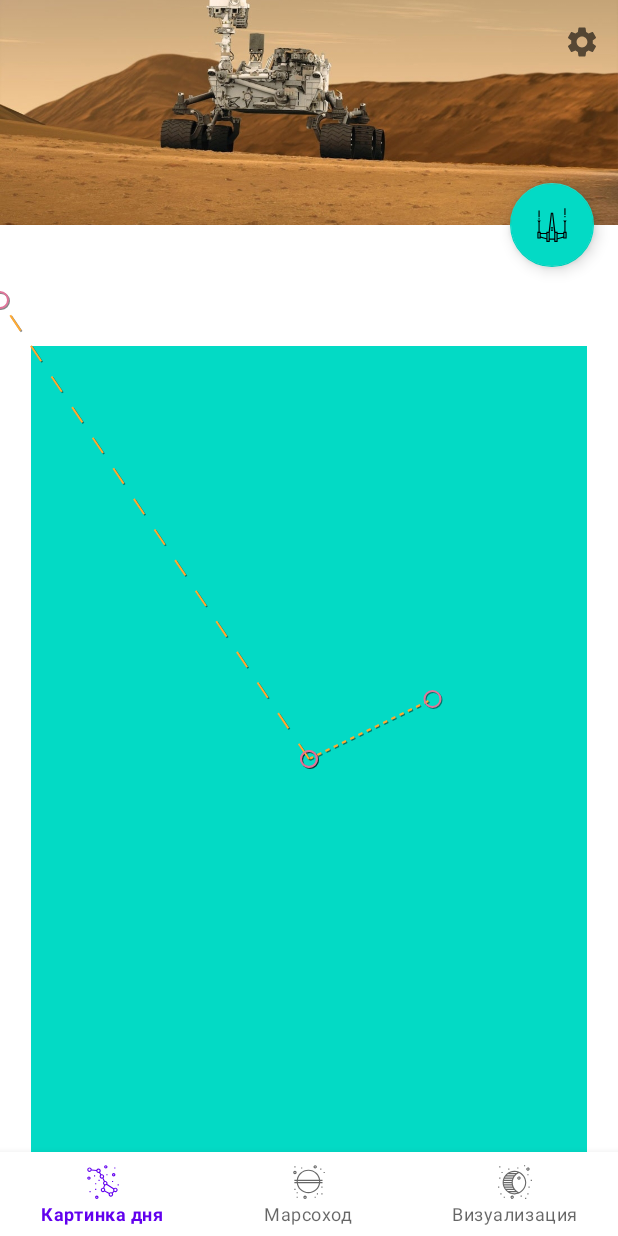
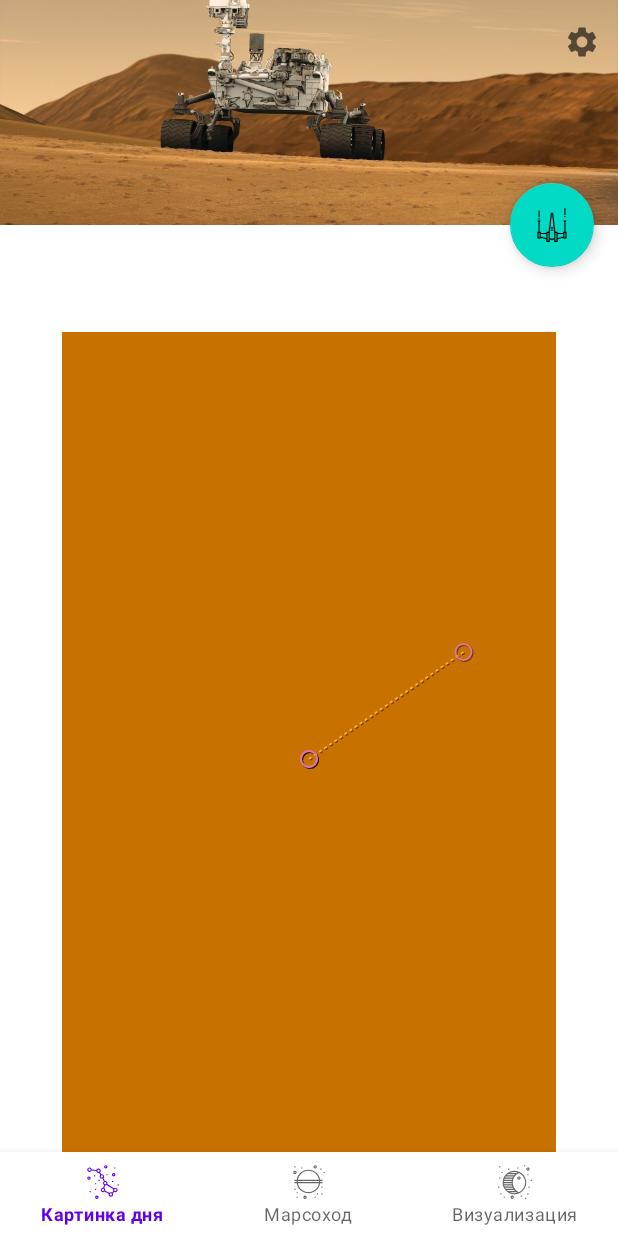
Before and after one commit to anarchyon/PodApp, an Android app: the AnimationFragment screen opened through its navigation route, on a phone screen of 412 x 824 dp. Run offline under Robolectric (Android 15) with nearby library versions, the phone set to English and light mode, and no system bars; our stand-ins replace Picasso, navigation-ui; libraries missing offline, so code that uses them is left out: by.kirich1409.viewbindingdelegate; pictures from the network do not load; 11 statements that could not run were skipped.

Commit message:
Анимация карточек

```diff
--- a/app/src/main/res/layout/fragment_animation.xml
+++ b/app/src/main/res/layout/fragment_animation.xml
@@ -1,9 +1,9 @@
 <?xml version="1.0" encoding="utf-8"?>
 <androidx.constraintlayout.motion.widget.MotionLayout xmlns:android="http://schemas.android.com/apk/res/android"
+    xmlns:app="http://schemas.android.com/apk/res-auto"
     xmlns:tools="http://schemas.android.com/tools"
     android:layout_width="match_parent"
     android:layout_height="match_parent"
-    xmlns:app="http://schemas.android.com/apk/res-auto"
     app:layoutDescription="@xml/fragment_animation_scene"
     app:motionDebug="SHOW_ALL">
 
@@ -11,16 +11,13 @@
         android:id="@+id/bottom_card"
         android:layout_width="0dp"
         android:layout_height="0dp"
-        android:background="?attr/colorSecondary">
+        android:background="@color/light_green_dark" />
 
-    </FrameLayout>
 
     <FrameLayout
         android:id="@+id/upper_card"
         android:layout_width="0dp"
         android:layout_height="0dp"
-        tools:layout_editor_absoluteX="165dp">
-
-    </FrameLayout>
+        android:background="@color/amber_dark"/>
 
 </androidx.constraintlayout.motion.widget.MotionLayout>
--- a/app/src/main/res/xml/fragment_animation_scene.xml
+++ b/app/src/main/res/xml/fragment_animation_scene.xml
@@ -5,45 +5,82 @@
     <ConstraintSet android:id="@+id/start">
         <Constraint android:id="@+id/upper_card">
             <Layout
-                android:layout_height="match_parent"
-                android:layout_width="match_parent"
-                android:layout_marginTop="50dp"
-                android:layout_marginBottom="50dp"
-                android:layout_marginLeft="50dp"
-                android:layout_marginRight="50dp" />
+                app:layout_constraintWidth_percent="0.8"
+                app:layout_constraintHeight_percent="0.8"
+                app:layout_constraintStart_toStartOf="parent"
+                app:layout_constraintTop_toTopOf="parent"
+                app:layout_constraintBottom_toBottomOf="parent"
+                app:layout_constraintEnd_toEndOf="parent"/>
         </Constraint>
 
         <Constraint android:id="@+id/bottom_card">
             <Layout
-                android:layout_height="match_parent"
-                android:layout_width="match_parent"
-                android:layout_marginTop="50dp"
-                android:layout_marginBottom="50dp"
-                android:layout_marginLeft="50dp"
-                android:layout_marginRight="50dp" />
+                app:layout_constraintWidth_percent="0.8"
+                app:layout_constraintHeight_percent="0.8"
+                app:layout_constraintStart_toStartOf="parent"
+                app:layout_constraintTop_toTopOf="parent"
+                app:layout_constraintBottom_toBottomOf="parent"
+                app:layout_constraintEnd_toEndOf="parent"/>
             <Transform
-                android:scaleX="0.9"
-                android:scaleY="0.9" />
+                android:scaleX="0.7"
+                android:scaleY="0.7" />
         </Constraint>
     </ConstraintSet>
 
     <ConstraintSet android:id="@+id/swipe_right">
-        <Constraint android:id="@id/upper_card"
-            android:rotation="-15"
-            android:rotationY="15">
+        <Constraint android:id="@id/upper_card">
             <Layout
-                android:layout_width="0dp"
-                android:layout_height="match_parent"
-                android:layout_marginBottom="80dp"
+                app:layout_constraintWidth_percent="0.5"
+                app:layout_constraintHeight_percent="0.8"
                 app:layout_constraintEnd_toEndOf="parent"
-                app:layout_constraintWidth_percent="0.6"/>
+                app:layout_constraintTop_toTopOf="parent"/>
+            <Transform
+                android:rotation="-5"
+                android:rotationY="15"/>
+        </Constraint>
+        <Constraint android:id="@+id/bottom_card">
+            <Layout
+                app:layout_constraintWidth_percent="0.8"
+                app:layout_constraintHeight_percent="0.8"
+                app:layout_constraintStart_toStartOf="parent"
+                app:layout_constraintTop_toTopOf="parent"
+                app:layout_constraintBottom_toBottomOf="parent"
+                app:layout_constraintEnd_toEndOf="parent"/>
+            <Transform
+                android:scaleX="0.8"
+                android:scaleY="0.8" />
+        </Constraint>
+    </ConstraintSet>
+
+    <ConstraintSet android:id="@+id/swipe_left">
+        <Constraint android:id="@id/upper_card">
+            <Layout
+                app:layout_constraintWidth_percent="0.5"
+                app:layout_constraintHeight_percent="0.8"
+                app:layout_constraintStart_toStartOf="parent"
+                app:layout_constraintBottom_toBottomOf="parent"/>
+            <Transform
+                android:rotation="-5"
+                android:rotationY="-15"/>
+        </Constraint>
+        <Constraint android:id="@+id/bottom_card">
+            <Layout
+                app:layout_constraintWidth_percent="0.8"
+                app:layout_constraintHeight_percent="0.8"
+                app:layout_constraintStart_toStartOf="parent"
+                app:layout_constraintTop_toTopOf="parent"
+                app:layout_constraintBottom_toBottomOf="parent"
+                app:layout_constraintEnd_toEndOf="parent"/>
+            <Transform
+                android:scaleX="0.8"
+                android:scaleY="0.8" />
         </Constraint>
     </ConstraintSet>
 
     <Transition
         app:constraintSetEnd="@id/swipe_right"
         app:constraintSetStart="@+id/start"
-        app:duration="500">
+        app:duration="1000">
         <OnSwipe
             app:touchAnchorId="@id/upper_card"
             app:touchRegionId="@id/upper_card"
@@ -51,4 +88,16 @@
             app:dragDirection="dragRight"
             app:onTouchUp="autoCompleteToStart" />
     </Transition>
+
+    <Transition
+        app:constraintSetEnd="@id/swipe_left"
+        app:constraintSetStart="@+id/start"
+        app:duration="1000">
+        <OnSwipe
+            app:touchAnchorId="@id/upper_card"
+            app:touchRegionId="@id/upper_card"
+            app:touchAnchorSide="left"
+            app:dragDirection="dragLeft"
+            app:onTouchUp="autoCompleteToStart" />
+    </Transition>
 </MotionScene>
```
